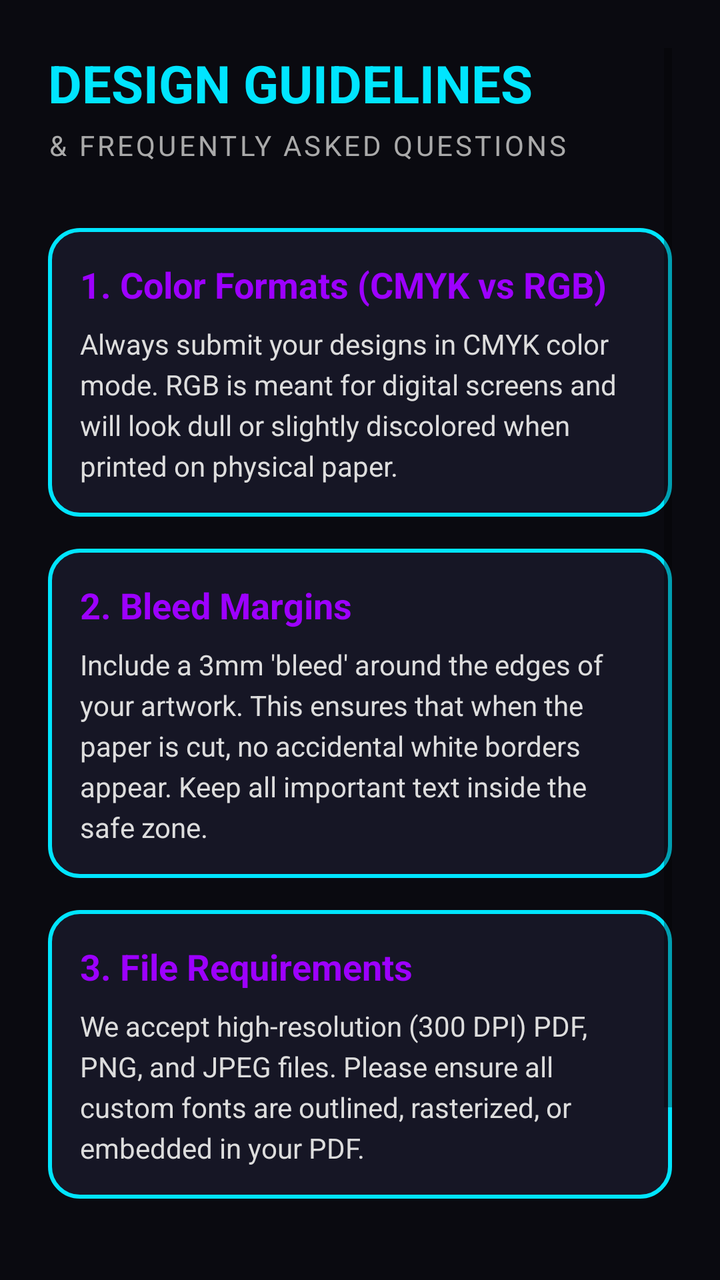
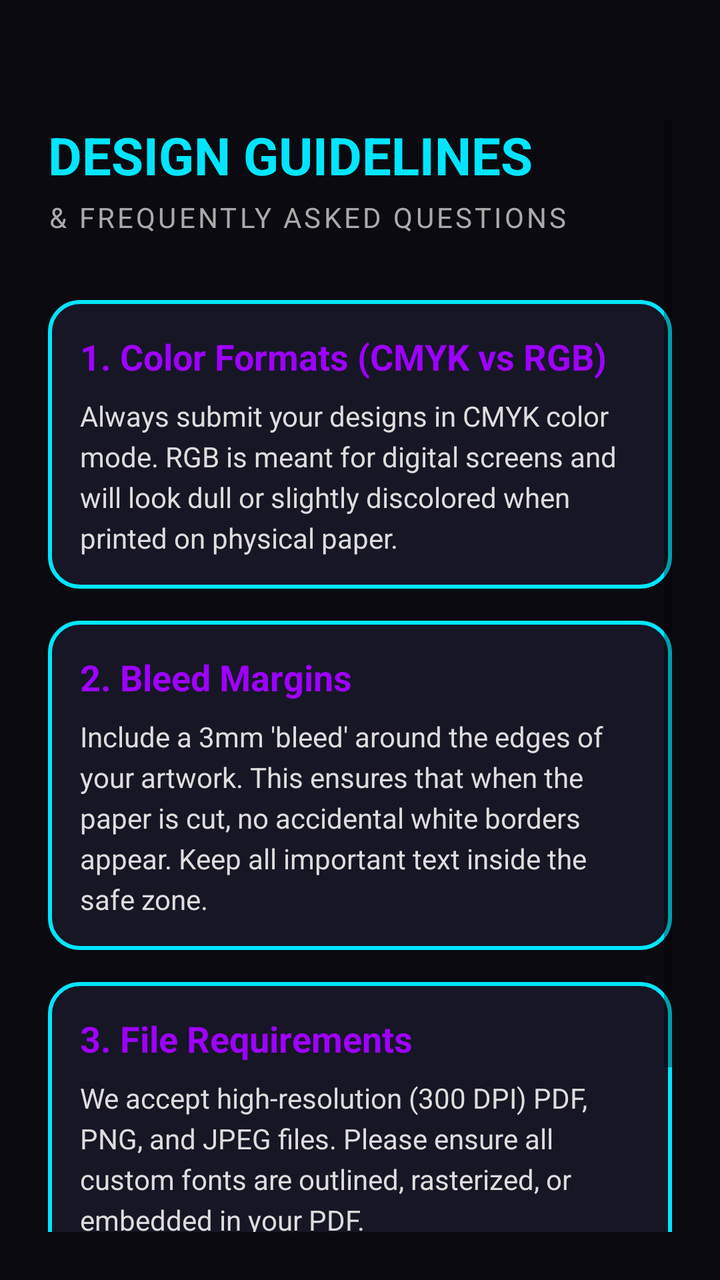

An Android layout rendered at two revisions. The XML below is the earlier revision; the diff shows what the commit changed to produce the second picture.
<!-- AndroidManifest.xml: application theme Theme.PrintXpress -->
<!-- res/layout/activity_support.xml -->
<?xml version="1.0" encoding="utf-8"?>
<RelativeLayout xmlns:android="http://schemas.android.com/apk/res/android"
    android:layout_width="match_parent"
    android:layout_height="match_parent"
    android:background="#0A0A10">

    <ScrollView
        android:layout_width="match_parent"
        android:layout_height="match_parent"
        android:padding="24dp">

        <LinearLayout
            android:layout_width="match_parent"
            android:layout_height="wrap_content"
            android:orientation="vertical">

            <TextView
                android:layout_width="wrap_content"
                android:layout_height="wrap_content"
                android:text="DESIGN GUIDELINES"
                android:textSize="26sp"
                android:textStyle="bold"
                android:textColor="#00E5FF"
                android:layout_marginBottom="4dp"/>

            <TextView
                android:layout_width="wrap_content"
                android:layout_height="wrap_content"
                android:text="&amp; FREQUENTLY ASKED QUESTIONS"
                android:textSize="14sp"
                android:textColor="#AAAAAA"
                android:letterSpacing="0.1"
                android:layout_marginBottom="32dp"/>

            
            <LinearLayout
                android:layout_width="match_parent"
                android:layout_height="wrap_content"
                android:orientation="vertical"
                android:background="@drawable/cyber_card_bg"
                android:padding="16dp"
                android:layout_marginBottom="16dp">

                <TextView
                    android:layout_width="wrap_content"
                    android:layout_height="wrap_content"
                    android:text="1. Color Formats (CMYK vs RGB)"
                    android:textColor="#9D00FF"
                    android:textStyle="bold"
                    android:textSize="18sp"
                    android:layout_marginBottom="8dp"/>

                <TextView
                    android:layout_width="wrap_content"
                    android:layout_height="wrap_content"
                    android:text="Always submit your designs in CMYK color mode. RGB is meant for digital screens and will look dull or slightly discolored when printed on physical paper."
                    android:textColor="#DDDDDD"
                    android:lineSpacingExtra="4dp"
                    android:textSize="14sp"/>
            </LinearLayout>

            
            <LinearLayout
                android:layout_width="match_parent"
                android:layout_height="wrap_content"
                android:orientation="vertical"
                android:background="@drawable/cyber_card_bg"
                android:padding="16dp"
                android:layout_marginBottom="16dp">

                <TextView
                    android:layout_width="wrap_content"
                    android:layout_height="wrap_content"
                    android:text="2. Bleed Margins"
                    android:textColor="#9D00FF"
                    android:textStyle="bold"
                    android:textSize="18sp"
                    android:layout_marginBottom="8dp"/>

                <TextView
                    android:layout_width="wrap_content"
                    android:layout_height="wrap_content"
                    android:text="Include a 3mm 'bleed' around the edges of your artwork. This ensures that when the paper is cut, no accidental white borders appear. Keep all important text inside the safe zone."
                    android:textColor="#DDDDDD"
                    android:lineSpacingExtra="4dp"
                    android:textSize="14sp"/>
            </LinearLayout>

            
            <LinearLayout
                android:layout_width="match_parent"
                android:layout_height="wrap_content"
                android:orientation="vertical"
                android:background="@drawable/cyber_card_bg"
                android:padding="16dp"
                android:layout_marginBottom="32dp">

                <TextView
                    android:layout_width="wrap_content"
                    android:layout_height="wrap_content"
                    android:text="3. File Requirements"
                    android:textColor="#9D00FF"
                    android:textStyle="bold"
                    android:textSize="18sp"
                    android:layout_marginBottom="8dp"/>

                <TextView
                    android:layout_width="wrap_content"
                    android:layout_height="wrap_content"
                    android:text="We accept high-resolution (300 DPI) PDF, PNG, and JPEG files. Please ensure all custom fonts are outlined, rasterized, or embedded in your PDF."
                    android:textColor="#DDDDDD"
                    android:lineSpacingExtra="4dp"
                    android:textSize="14sp"/>
            </LinearLayout>

            <androidx.appcompat.widget.AppCompatButton
                android:id="@+id/btnEmailSupport"
                android:layout_width="match_parent"
                android:layout_height="60dp"
                android:text="INITIATE SUPPORT TICKET (EMAIL)"
                android:textColor="#000000"
                android:textStyle="bold"
                android:backgroundTint="#00E5FF"
                android:layout_marginBottom="24dp"/>
        </LinearLayout>
    </ScrollView>
</RelativeLayout>
<!-- resources referenced by this layout -->
<resources>
  <!-- drawable cyber_card_bg (drawable) -->
  <?xml version="1.0" encoding="utf-8"?>
  <shape xmlns:android="http://schemas.android.com/apk/res/android"
      android:shape="rectangle">
      <solid android:color="#161625"/>
      <stroke android:width="2dp" android:color="#00E5FF"/>
      <corners android:radius="15dp"/>
  </shape>
  <style name="Theme.PrintXpress" parent="Base.Theme.PrintXpress" />
  <style name="Base.Theme.PrintXpress" parent="Theme.MaterialComponents.DayNight.NoActionBar">
          
          <item name="colorPrimary">@color/cyber_cyan</item>
          <item name="colorPrimaryVariant">@color/cyber_purple</item>
          <item name="colorOnPrimary">@color/white</item>
          <item name="colorSecondary">@color/cyber_pink</item>
  
          
          <item name="android:windowBackground">@color/cyber_light_bg</item>
          <item name="colorSurface">@color/cyber_card_light</item>
          <item name="android:textColor">@color/black</item>
      </style>
  <color name="cyber_cyan">#00E5FF</color>
  <color name="cyber_purple">#9D00FF</color>
  <color name="white">#FFFFFFFF</color>
  <color name="cyber_pink">#FF003C</color>
  <color name="cyber_light_bg">#F4F4FA</color>
  <color name="cyber_card_light">#FFFFFF</color>
  <color name="black">#FF000000</color>
</resources>

<!-- the commit's change to res/layout/activity_support.xml (unified diff, before → after) -->
@@ -7,7 +7,10 @@
     <ScrollView
         android:layout_width="match_parent"
         android:layout_height="match_parent"
-        android:padding="24dp">
+        android:paddingStart="24dp"
+        android:paddingEnd="24dp"
+        android:paddingBottom="24dp"
+        android:paddingTop="60dp">
 
         <LinearLayout
             android:layout_width="match_parent"
